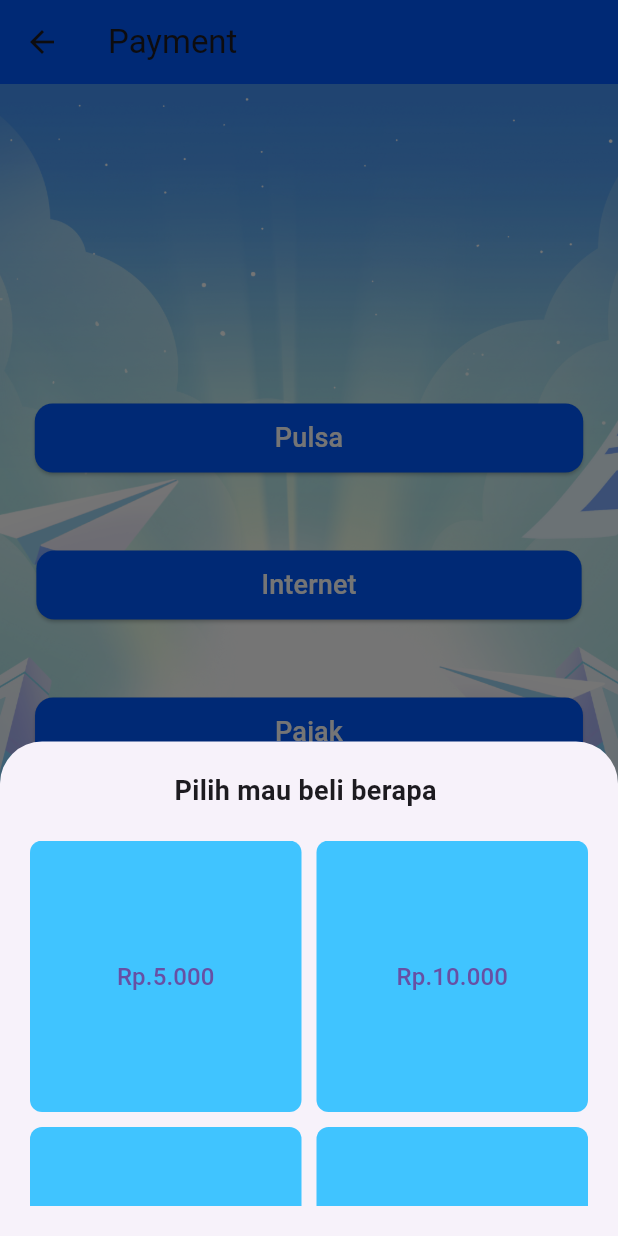
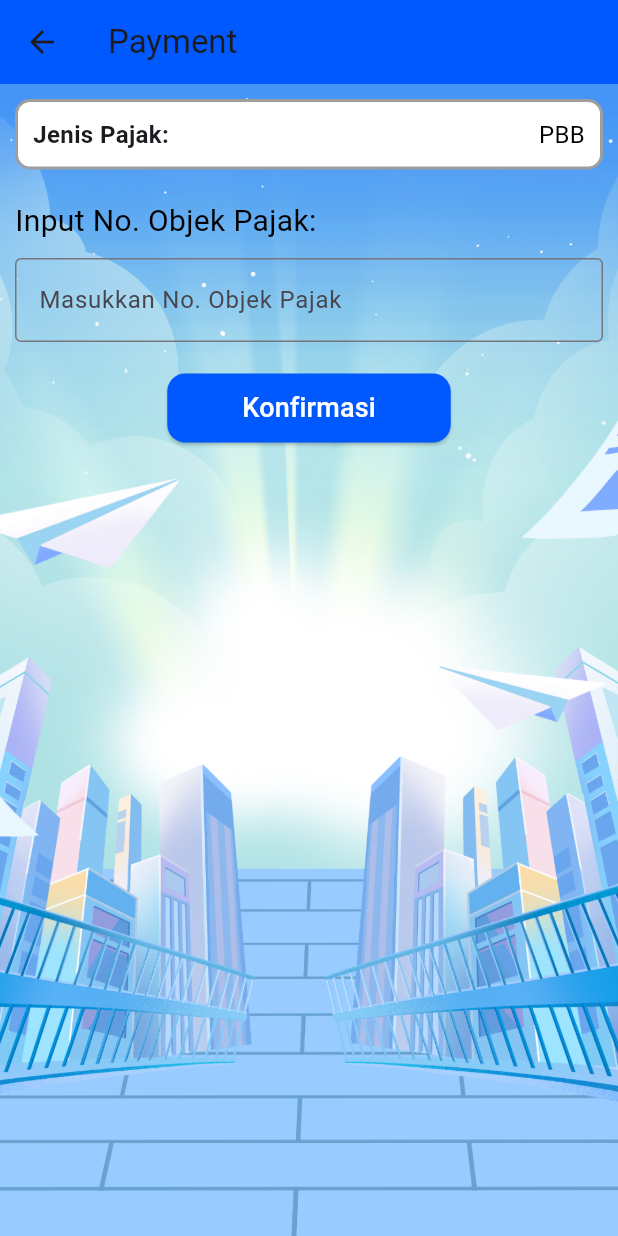
Before and after one commit to miguelvalentino/mobile_banking, a Flutter app: the PaymentPage screen opened directly, after a tap on "Pajak", on a phone screen of 412 x 824 dp. Run offline on Flutter 3.47's test engine with Material 3 defaults, Android fonts, the light colour scheme and no system bars.

Commit message:
pajak page & payment phone number dialog

```diff
--- /dev/null
+++ b/lib/pajak.dart
@@ -0,0 +1,113 @@
+import 'package:flutter/material.dart';
+
+class PajakPage extends StatefulWidget {
+  const PajakPage({super.key});
+
+  @override
+  _PajakPageState createState() => _PajakPageState();
+}
+
+class _PajakPageState extends State<PajakPage> {
+  final TextEditingController _objekPajakController = TextEditingController();
+
+  @override
+  Widget build(BuildContext context) {
+    return Scaffold(
+      appBar: AppBar(
+        title: const Text('Payment'),
+        backgroundColor: const Color.fromARGB(255, 0, 89, 255),
+      ),
+      body: Container(
+        decoration: const BoxDecoration(
+          image: DecorationImage(
+            image: AssetImage("assets/bg_baru.png"),
+            fit: BoxFit.cover,
+          ),
+        ),
+        child: Padding(
+          padding: const EdgeInsets.all(10.0),
+          child: Column(
+            children: [
+              Container(
+                padding: const EdgeInsets.all(10.0),
+                decoration: BoxDecoration(
+                  color: Colors.white,
+                  border: Border.all(
+                    color: Colors.grey,
+                    width: 2.0,
+                  ),
+                  borderRadius: BorderRadius.circular(10.0),
+                ),
+                child: Row(
+                  mainAxisAlignment: MainAxisAlignment.spaceBetween,
+                  children: const [
+                    Text(
+                      'Jenis Pajak:',
+                      style: TextStyle(fontSize: 16, fontWeight: FontWeight.bold),
+                    ),
+                    Text(
+                      'PBB',
+                      style: TextStyle(fontSize: 16, color: Colors.black),
+                    ),
+                  ],
+                ),
+              ),
+              const SizedBox(height: 20),
+              GestureDetector(
+                onTap: () {
+                },
+                child: Row(
+                  mainAxisAlignment: MainAxisAlignment.spaceBetween,
+                  children: [
+                    const Text(
+                      'Input No. Objek Pajak:',
+                      style: TextStyle(fontSize: 20, color: Colors.black),
+                    ),
+                  ],
+                ),
+              ),
+              const SizedBox(height: 10),
+              TextField(
+                controller: _objekPajakController,
+                keyboardType: TextInputType.number,
+                decoration: const InputDecoration(
+                  hintText: 'Masukkan No. Objek Pajak',
+                  border: OutlineInputBorder(),
+                ),
+              ),
+              const SizedBox(height: 20),
+              ElevatedButton(
+                onPressed: () {
+                  _submitPajak();
+                },
+                style: ElevatedButton.styleFrom(
+                  padding: const EdgeInsets.symmetric(horizontal: 50, vertical: 10),
+                  backgroundColor: const Color.fromARGB(255, 0, 89, 255),
+                  shape: RoundedRectangleBorder(
+                    borderRadius: BorderRadius.circular(12),
+                  ),
+                ),
+                child: const Text(
+                  'Konfirmasi',
+                  style: TextStyle(color: Colors.white, fontSize: 18),
+                ),
+              ),
+            ],
+          ),
+        ),
+      ),
+    );
+  }
+
+  void _submitPajak() {
+    if (_objekPajakController.text.isEmpty) {
+      ScaffoldMessenger.of(context).showSnackBar(
+        const SnackBar(content: Text('Nomor Objek Pajak tidak boleh kosong')),
+      );
+    } else {
+      ScaffoldMessenger.of(context).showSnackBar(
+        SnackBar(content: Text('Nomor Objek Pajak: ${_objekPajakController.text} berhasil dibayar')),
+      );
+    }
+  }
+}
--- a/lib/payment.dart
+++ b/lib/payment.dart
@@ -1,4 +1,6 @@
 import 'package:flutter/material.dart';
+import 'phone_number_dialog.dart';
+import 'pajak.dart';
 
 class PaymentPage extends StatefulWidget {
   const PaymentPage({super.key});
@@ -39,12 +41,11 @@ class _PaymentPageState extends State<PaymentPage> {
                 ),
                 child: const Text(
                   'Pulsa',
-                  style: TextStyle(color: Colors.white,fontSize: 18),
-                  ),
+                  style: TextStyle(color: Colors.white, fontSize: 18),
+                ),
               ),
               const SizedBox(height: 50),
 
-              // Tombol Internet
               ElevatedButton(
                 onPressed: () {
                   _showPaymentOptions(context, 'Internet');
@@ -58,15 +59,17 @@ class _PaymentPageState extends State<PaymentPage> {
                 ),
                 child: const Text(
                   'Internet',
-                  style: TextStyle(color:Colors.white, fontSize: 18 ),
-                  ),
+                  style: TextStyle(color: Colors.white, fontSize: 18),
+                ),
               ),
               const SizedBox(height: 50),
 
-              // Tombol Pajak
               ElevatedButton(
                 onPressed: () {
-                  _showPaymentOptions(context, 'Pajak');
+                  Navigator.push(
+                    context,
+                    MaterialPageRoute(builder: (context) => const PajakPage()),
+                  );
                 },
                 style: ElevatedButton.styleFrom(
                   padding: const EdgeInsets.symmetric(horizontal: 160, vertical: 10),
@@ -87,6 +90,7 @@ class _PaymentPageState extends State<PaymentPage> {
       ),
     );
   }
+}
 
   void _showPaymentOptions(BuildContext context, String option) {
     showModalBottomSheet(
@@ -124,7 +128,7 @@ class _PaymentPageState extends State<PaymentPage> {
       },
     );
   }
-}
+
 
 class _PriceButton extends StatefulWidget {
   final String price;
@@ -145,44 +149,24 @@ class __PriceButtonState extends State<_PriceButton> {
       ),
       child: ElevatedButton(
         onPressed: () {
-          _showSuccessMessage(context);
+          _showPhoneNumberDialog(context);
         },
         style: ElevatedButton.styleFrom(
           backgroundColor: Colors.transparent,
           shadowColor: Colors.transparent,
         ),
         child: Center(
-          child: Text(widget.price, style: const TextStyle(fontSize: 16)),
+          child: Text(widget.price, style: const TextStyle(fontSize: 16, color: Colors.white)),
         ),
       ),
     );
   }
 
-  void _showSuccessMessage(BuildContext context) {
+  void _showPhoneNumberDialog(BuildContext context) {
     showDialog(
       context: context,
       builder: (BuildContext context) {
-        Future.delayed(const Duration(seconds: 5), () {
-          if (mounted) {
-            Navigator.of(context).pop();
-            Navigator.of(context).pop();
-          }
-        });
-        return AlertDialog(
-          title: const Text('Pembayaran Berhasil'),
-          content: const Text('Pembayaran Anda telah berhasil.'),
-          actions: [
-            TextButton(
-              onPressed: () {
-                if (mounted) {
-                  Navigator.of(context).pop();
-                  Navigator.of(context).pop();
-                }
-              },
-              child: const Text('OK'),
-            ),
-          ],
-        );
+        return PhoneNumberDialog(price: widget.price);
       },
     );
   }
```
Also changed, not shown: lib/phone_number_dialog.dart (added, +78 -0 lines).
